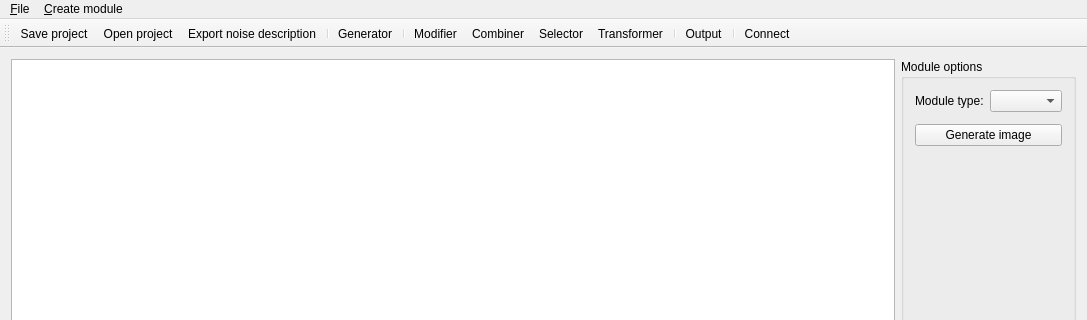
Qt form NoiseTextureGenerator/mainwindow.ui (Kvalme/noisetexturegenerator) before a commit; both pictures show x 0 to 1087 and y 0 to 320 of the 1087 by 558 pixel window.
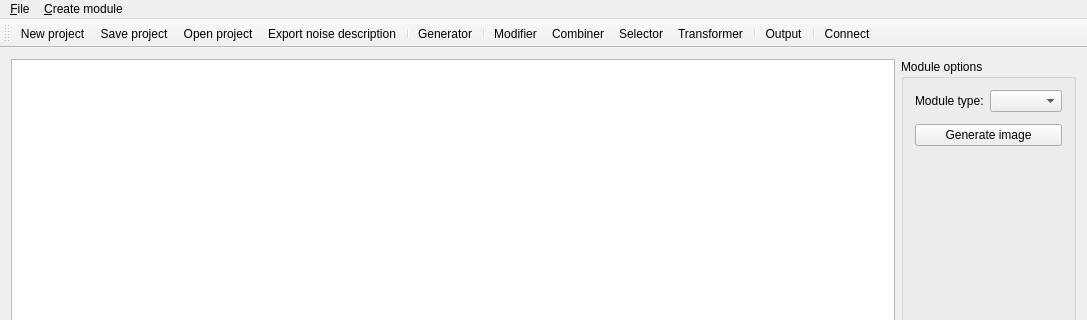
The same form after that commit. Custom widgets are drawn as their Qt base class.

```diff
--- a/NoiseTextureGenerator/mainwindow.ui
+++ b/NoiseTextureGenerator/mainwindow.ui
@@ -167,6 +167,7 @@
    <attribute name="toolBarBreak">
     <bool>false</bool>
    </attribute>
+   <addaction name="action_New_project"/>
    <addaction name="action_Save_project"/>
    <addaction name="action_Load_project"/>
    <addaction name="action_Export_noise_description"/>
@@ -247,6 +248,14 @@
     <string>Ctrl+E</string>
    </property>
   </action>
+  <action name="action_New_project">
+   <property name="text">
+    <string>&amp;New project</string>
+   </property>
+   <property name="shortcut">
+    <string>Ctrl+N</string>
+   </property>
+  </action>
  </widget>
  <layoutdefault spacing="6" margin="11"/>
  <customwidgets>
```
Left out of the diff: 1 changed line with no effect on the pictures.
